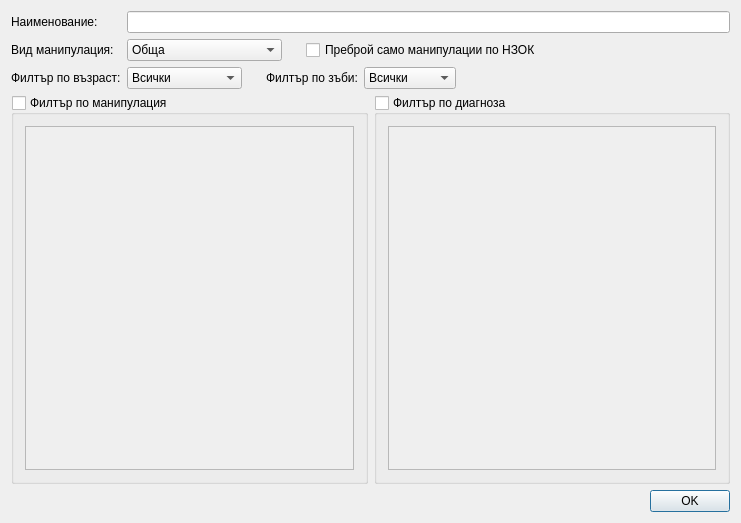
thefinalcutbg/DinoDent, file src/View/Widgets/StatisticDialogView.ui: the form before one commit.
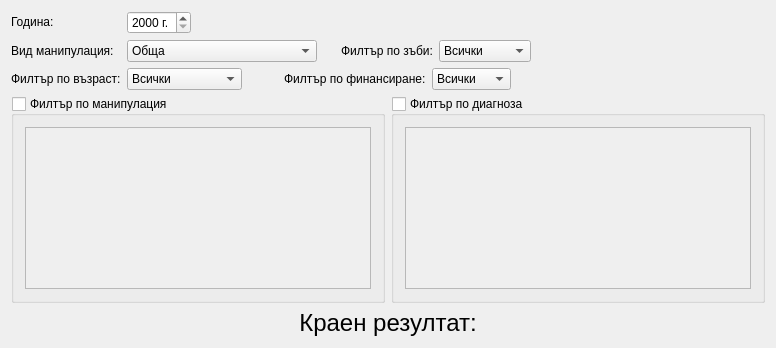
The form after the commit.

Commit message: Statistics implemented

The edit to the form file:
```diff
--- a/src/View/Widgets/StatisticDialogView.ui
+++ b/src/View/Widgets/StatisticDialogView.ui
@@ -6,8 +6,8 @@
    <rect>
     <x>0</x>
     <y>0</y>
-    <width>741</width>
-    <height>523</height>
+    <width>776</width>
+    <height>348</height>
    </rect>
   </property>
   <property name="windowTitle">
@@ -21,7 +21,7 @@
        <item>
         <widget class="QLabel" name="label">
          <property name="text">
-          <string>Наименование:</string>
+          <string>Година:</string>
          </property>
         </widget>
        </item>
@@ -44,7 +44,37 @@
      <item>
       <layout class="QVBoxLayout" name="verticalLayout_2">
        <item>
-        <widget class="QLineEdit" name="nameEdit"/>
+        <layout class="QHBoxLayout" name="horizontalLayout_9">
+         <property name="bottomMargin">
+          <number>0</number>
+         </property>
+         <item>
+          <widget class="QSpinBox" name="yearSpinBox">
+           <property name="suffix">
+            <string> г.</string>
+           </property>
+           <property name="minimum">
+            <number>2000</number>
+           </property>
+           <property name="maximum">
+            <number>3000</number>
+           </property>
+          </widget>
+         </item>
+         <item>
+          <spacer name="horizontalSpacer_6">
+           <property name="orientation">
+            <enum>Qt::Horizontal</enum>
+           </property>
+           <property name="sizeHint" stdset="0">
+            <size>
+             <width>40</width>
+             <height>20</height>
+            </size>
+           </property>
+          </spacer>
+         </item>
+        </layout>
        </item>
        <item>
         <layout class="QHBoxLayout" name="horizontalLayout_3">
@@ -57,7 +87,7 @@
            </item>
            <item>
             <property name="text">
-             <string>Обща (на зъб)</string>
+             <string>Обстоен преглед</string>
             </property>
            </item>
            <item>
@@ -65,16 +95,16 @@
              <string>Обтурация</string>
             </property>
            </item>
-           <item>
-            <property name="text">
-             <string>Екстракция</string>
-            </property>
-           </item>
            <item>
             <property name="text">
              <string>Ендодонтско лечение</string>
             </property>
            </item>
+           <item>
+            <property name="text">
+             <string>Екстракция</string>
+            </property>
+           </item>
            <item>
             <property name="text">
              <string>Корона</string>
@@ -95,6 +125,31 @@
              <string>Фибромост</string>
             </property>
            </item>
+           <item>
+            <property name="text">
+             <string>Протеза</string>
+            </property>
+           </item>
+           <item>
+            <property name="text">
+             <string>Премахване на щифт</string>
+            </property>
+           </item>
+           <item>
+            <property name="text">
+             <string>Премахване на корона</string>
+            </property>
+           </item>
+           <item>
+            <property name="text">
+             <string>Почистване на зъбен камък</string>
+            </property>
+           </item>
+           <item>
+            <property name="text">
+             <string>Обща анестезия</string>
+            </property>
+           </item>
           </widget>
          </item>
          <item>
@@ -114,12 +169,31 @@
           </spacer>
          </item>
          <item>
-          <widget class="QCheckBox" name="nhifCheckBox">
+          <widget class="QLabel" name="label_4">
            <property name="text">
-            <string>Преброй само манипулации по НЗОК</string>
+            <string>Филтър по зъби:</string>
            </property>
           </widget>
          </item>
+         <item>
+          <widget class="QComboBox" name="toothCombo">
+           <item>
+            <property name="text">
+             <string>Всички</string>
+            </property>
+           </item>
+           <item>
+            <property name="text">
+             <string>Постоянни</string>
+            </property>
+           </item>
+           <item>
+            <property name="text">
+             <string>Временни</string>
+            </property>
+           </item>
+          </widget>
+         </item>
          <item>
           <spacer name="horizontalSpacer_2">
            <property name="orientation">
@@ -172,37 +246,53 @@
            </property>
           </spacer>
          </item>
-         <item>
-          <widget class="QLabel" name="label_4">
-           <property name="text">
-            <string>Филтър по зъби:</string>
-           </property>
-          </widget>
-         </item>
-         <item>
-          <widget class="QComboBox" name="toothCombo">
-           <item>
-            <property name="text">
-             <string>Всички</string>
-            </property>
-           </item>
-           <item>
-            <property name="text">
-             <string>Постоянни</string>
-            </property>
-           </item>
-           <item>
-            <property name="text">
-             <string>Временни</string>
-            </property>
-           </item>
-          </widget>
-         </item>
          <item>
           <spacer name="horizontalSpacer_4">
            <property name="orientation">
             <enum>Qt::Horizontal</enum>
            </property>
+           <property name="sizeType">
+            <enum>QSizePolicy::Fixed</enum>
+           </property>
+           <property name="sizeHint" stdset="0">
+            <size>
+             <width>18</width>
+             <height>20</height>
+            </size>
+           </property>
+          </spacer>
+         </item>
+         <item>
+          <widget class="QLabel" name="label_5">
+           <property name="text">
+            <string>Филтър по финансиране:</string>
+           </property>
+          </widget>
+         </item>
+         <item>
+          <widget class="QComboBox" name="financingCombo">
+           <item>
+            <property name="text">
+             <string>Всички</string>
+            </property>
+           </item>
+           <item>
+            <property name="text">
+             <string>НЗОК</string>
+            </property>
+           </item>
+           <item>
+            <property name="text">
+             <string>Платени</string>
+            </property>
+           </item>
+          </widget>
+         </item>
+         <item>
+          <spacer name="horizontalSpacer_7">
+           <property name="orientation">
+            <enum>Qt::Horizontal</enum>
+           </property>
            <property name="sizeHint" stdset="0">
             <size>
              <width>40</width>
@@ -260,22 +350,18 @@
    <item>
     <layout class="QHBoxLayout" name="horizontalLayout_7">
      <item>
-      <spacer name="horizontalSpacer_5">
-       <property name="orientation">
-        <enum>Qt::Horizontal</enum>
+      <widget class="QLabel" name="resultLabel">
+       <property name="font">
+        <font>
+         <pointsize>18</pointsize>
+         <bold>false</bold>
+        </font>
        </property>
-       <property name="sizeHint" stdset="0">
-        <size>
-         <width>40</width>
-         <height>20</height>
-        </size>
-       </property>
-      </spacer>
-     </item>
-     <item>
-      <widget class="QPushButton" name="okButton">
        <property name="text">
-        <string>OK</string>
+        <string>Краен резултат:</string>
+       </property>
+       <property name="alignment">
+        <set>Qt::AlignCenter</set>
        </property>
       </widget>
      </item>
```
The commit also changes 31 other files.
